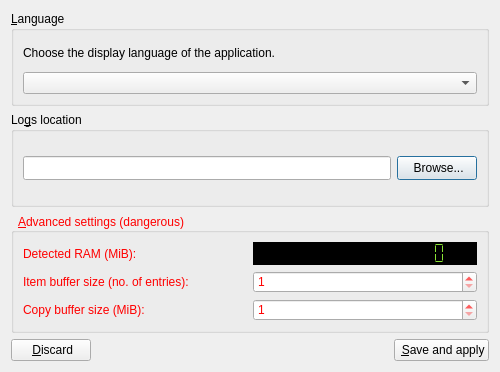
This is src/preferences.ui in felsocim/Backy as Qt 5 draws it before an edit. The edited form follows.
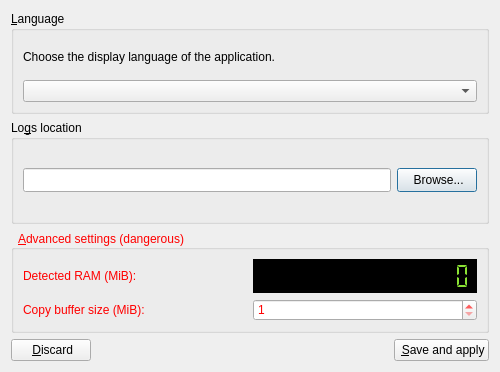
This is the edited form. Icons and pictures are not drawn.

Commit message: Done single-worker implementation for both Windows and Linux

```diff
--- a/src/preferences.ui
+++ b/src/preferences.ui
@@ -94,16 +94,6 @@
       <item>
        <layout class="QGridLayout" name="layoutAdvanced">
         <item row="1" column="1">
-         <widget class="QSpinBox" name="spinItemBufferSize">
-          <property name="minimum">
-           <number>1</number>
-          </property>
-          <property name="maximum">
-           <number>1000</number>
-          </property>
-         </widget>
-        </item>
-        <item row="2" column="1">
          <widget class="QSpinBox" name="spinCopyBufferSize">
           <property name="minimum">
            <number>1</number>
@@ -144,13 +134,6 @@
          </widget>
         </item>
         <item row="1" column="0">
-         <widget class="QLabel" name="labelItemBufferSize">
-          <property name="text">
-           <string>Item buffer size (no. of entries):</string>
-          </property>
-         </widget>
-        </item>
-        <item row="2" column="0">
          <widget class="QLabel" name="labelCopyBufferSize">
           <property name="text">
            <string>Copy buffer size (MiB):</string>
```
Left out of the diff: 4 changed lines with no effect on the pictures. The commit also changes 6 other files.
